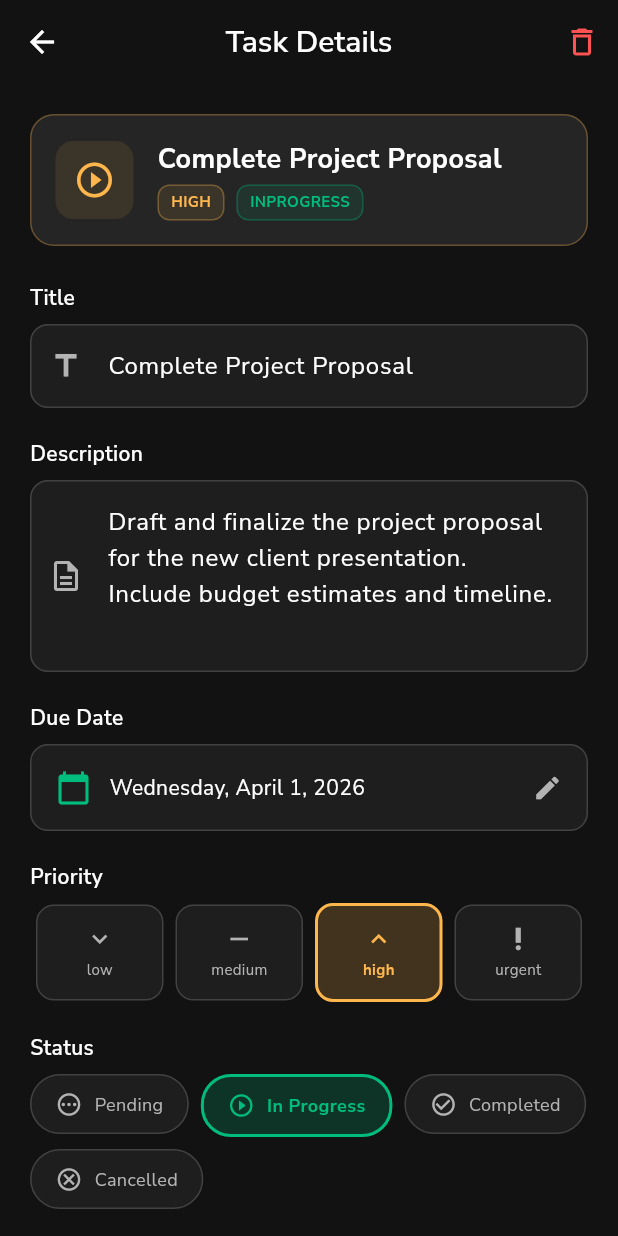
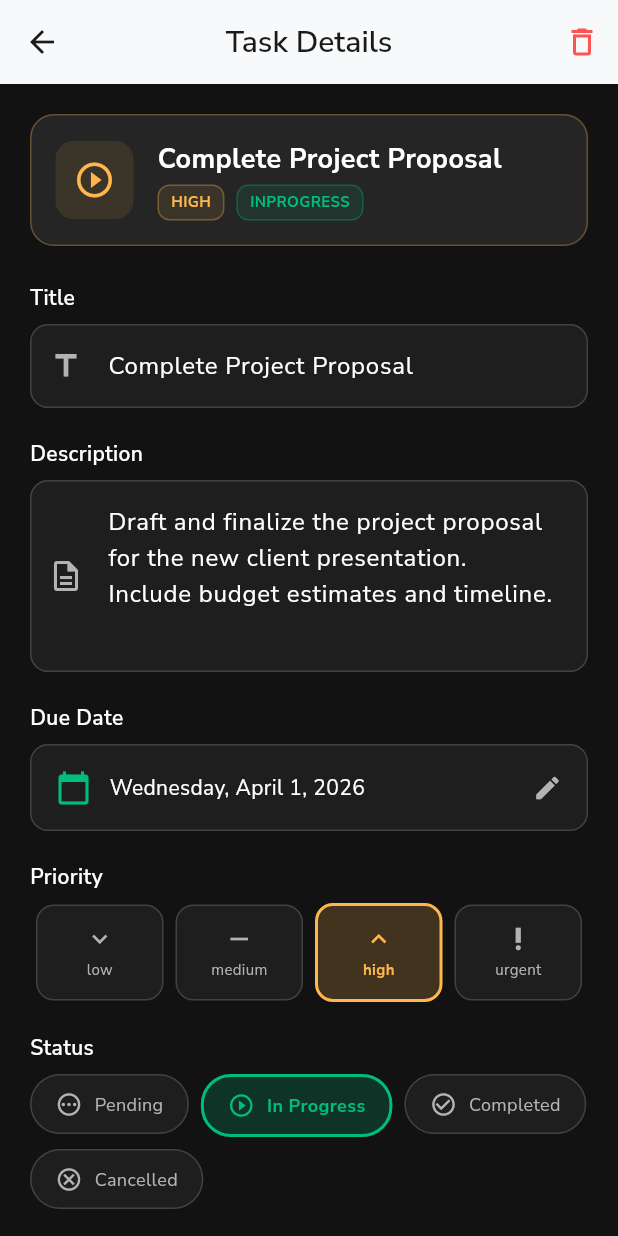
Before and after one commit to rohitsharma342/brainbox, a Flutter app: the screen it shows after launch, after a tap on "Complete Project Proposal", on a phone screen of 412 x 824 dp. Run offline on Flutter 3.47's test engine with Material 3 defaults, Android fonts, the light colour scheme and no system bars; our stand-ins replace fl_chart, google_fonts.

Commit message:
Updated project for brainbox

```diff
--- a/lib/app.dart
+++ b/lib/app.dart
@@ -10,7 +10,9 @@
     return MaterialApp(
       title: 'Brainbox',
       debugShowCheckedModeBanner: false,
-      theme: AppTheme.darkTheme,
+      theme: AppTheme.lightTheme,
+      darkTheme: AppTheme.darkTheme,
+      themeMode: ThemeMode.light,
       initialRoute: AppRoutes.splash,
       onGenerateRoute: AppRoutes.generateRoute,
     );
--- a/lib/config/theme.dart
+++ b/lib/config/theme.dart
@@ -11,6 +11,14 @@
   static const Color errorColor = Color(0xFFFF5252);
   static const Color warningColor = Color(0xFFFFB74D);
   static const Color successColor = Color(0xFF4CAF50);
+
+  // Light theme colors
+  static const Color lightBackgroundColor = Color(0xFFF8F9FA);
+  static const Color lightSurfaceColor = Color(0xFFFFFFFF);
+  static const Color lightCardColor = Color(0xFFFFFFFF);
+  static const Color lightTextPrimary = Color(0xFF1A1A1A);
+  static const Color lightTextSecondary = Color(0xFF6B7280);
+  static const Color lightBorderColor = Color(0xFFE5E7EB);
 
   static ThemeData get darkTheme {
     return ThemeData(
@@ -107,4 +115,124 @@
       ),
     );
   }
+
+  static ThemeData get lightTheme {
+    return ThemeData(
+      useMaterial3: true,
+      brightness: Brightness.light,
+      primaryColor: primaryColor,
+      scaffoldBackgroundColor: lightBackgroundColor,
+      colorScheme: const ColorScheme.light(
+        primary: primaryColor,
+        secondary: primaryColor,
+        surface: lightSurfaceColor,
+        error: errorColor,
+        background: lightBackgroundColor,
+      ),
+      textTheme: GoogleFonts.nunitoSansTextTheme(
+        const TextTheme(
+          displayLarge: TextStyle(color: lightTextPrimary, fontSize: 32, fontWeight: FontWeight.bold),
+          displayMedium: TextStyle(color: lightTextPrimary, fontSize: 28, fontWeight: FontWeight.bold),
+          displaySmall: TextStyle(color: lightTextPrimary, fontSize: 24, fontWeight: FontWeight.bold),
+          headlineMedium: TextStyle(color: lightTextPrimary, fontSize: 20, fontWeight: FontWeight.w600),
+          headlineSmall: TextStyle(color: lightTextPrimary, fontSize: 18, fontWeight: FontWeight.w600),
+          titleLarge: TextStyle(color: lightTextPrimary, fontSize: 16, fontWeight: FontWeight.w600),
+          bodyLarge: TextStyle(color: lightTextPrimary, fontSize: 16),
+          bodyMedium: TextStyle(color: lightTextSecondary, fontSize: 14),
+          labelLarge: TextStyle(color: lightTextPrimary, fontSize: 14, fontWeight: FontWeight.w600),
+        ),
+      ),
+      cardTheme: CardThemeData(
+        color: lightCardColor,
+        elevation: 2,
+        shadowColor: Colors.black.withOpacity(0.08),
+        shape: RoundedRectangleBorder(
+          borderRadius: BorderRadius.circular(16),
+          side: BorderSide(color: lightBorderColor.withOpacity(0.5), width: 0.5),
+        ),
+      ),
+      appBarTheme: AppBarTheme(
+        backgroundColor: lightBackgroundColor,
+        elevation: 0,
+        centerTitle: true,
+        titleTextStyle: GoogleFonts.nunitoSans(
+          color: lightTextPrimary,
+          fontSize: 20,
+          fontWeight: FontWeight.w600,
+        ),
+        iconTheme: const IconThemeData(color: lightTextPrimary),
+        systemOverlayStyle: const SystemUiOverlayStyle(
+          statusBarColor: Colors.transparent,
+          statusBarIconBrightness: Brightness.dark,
+        ),
+      ),
+      elevatedButtonTheme: ElevatedButtonThemeData(
+        style: ElevatedButton.styleFrom(
+          backgroundColor: primaryColor,
+          foregroundColor: Colors.white,
+          padding: const EdgeInsets.symmetric(horizontal: 24, vertical: 14),
+          elevation: 2,
+          shadowColor: primaryColor.withOpacity(0.3),
+          shape: RoundedRectangleBorder(borderRadius: BorderRadius.circular(12)),
+          textStyle: GoogleFonts.nunitoSans(
+            fontSize: 16,
+            fontWeight: FontWeight.w600,
+          ),
+        ),
+      ),
+      outlinedButtonTheme: OutlinedButtonThemeData(
+        style: OutlinedButton.styleFrom(
+          foregroundColor: primaryColor,
+          side: const BorderSide(color: primaryColor, width: 1.5),
+          padding: const EdgeInsets.symmetric(horizontal: 24, vertical: 14),
+          shape: RoundedRectangleBorder(borderRadius: BorderRadius.circular(12)),
+        ),
+      ),
+      inputDecorationTheme: InputDecorationTheme(
+        filled: true,
+        fillColor: lightSurfaceColor,
+        border: OutlineInputBorder(
+          borderRadius: BorderRadius.circular(12),
+          borderSide: const BorderSide(color: lightBorderColor),
+        ),
+        enabledBorder: OutlineInputBorder(
+          borderRadius: BorderRadius.circular(12),
+          borderSide: const BorderSide(color: lightBorderColor),
+        ),
+        focusedBorder: OutlineInputBorder(
+          borderRadius: BorderRadius.circular(12),
+          borderSide: const BorderSide(color: primaryColor, width: 2),
+        ),
+        errorBorder: OutlineInputBorder(
+          borderRadius: BorderRadius.circular(12),
+          borderSide: const BorderSide(color: errorColor),
+        ),
+        contentPadding: const EdgeInsets.symmetric(horizontal: 16, vertical: 16),
+        hintStyle: TextStyle(color: lightTextSecondary.withOpacity(0.7)),
+      ),
+      floatingActionButtonTheme: FloatingActionButtonThemeData(
+        backgroundColor: primaryColor,
+        foregroundColor: Colors.white,
+        elevation: 4,
+        shape: RoundedRectangleBorder(borderRadius: BorderRadius.circular(16)),
+      ),
+      snackBarTheme: SnackBarThemeData(
+        backgroundColor: lightTextPrimary,
+        contentTextStyle: const TextStyle(color: Colors.white),
+        shape: RoundedRectangleBorder(borderRadius: BorderRadius.circular(12)),
+        behavior: SnackBarBehavior.floating,
+        elevation: 4,
+      ),
+      dividerTheme: const DividerThemeData(
+        color: lightBorderColor,
+        thickness: 0.5,
+      ),
+      bottomNavigationBarTheme: const BottomNavigationBarThemeData(
+        backgroundColor: lightSurfaceColor,
+        selectedItemColor: primaryColor,
+        unselectedItemColor: lightTextSecondary,
+        elevation: 8,
+      ),
+    );
+  }
 }
```
Also changed, not shown: pubspec.lock (added).
